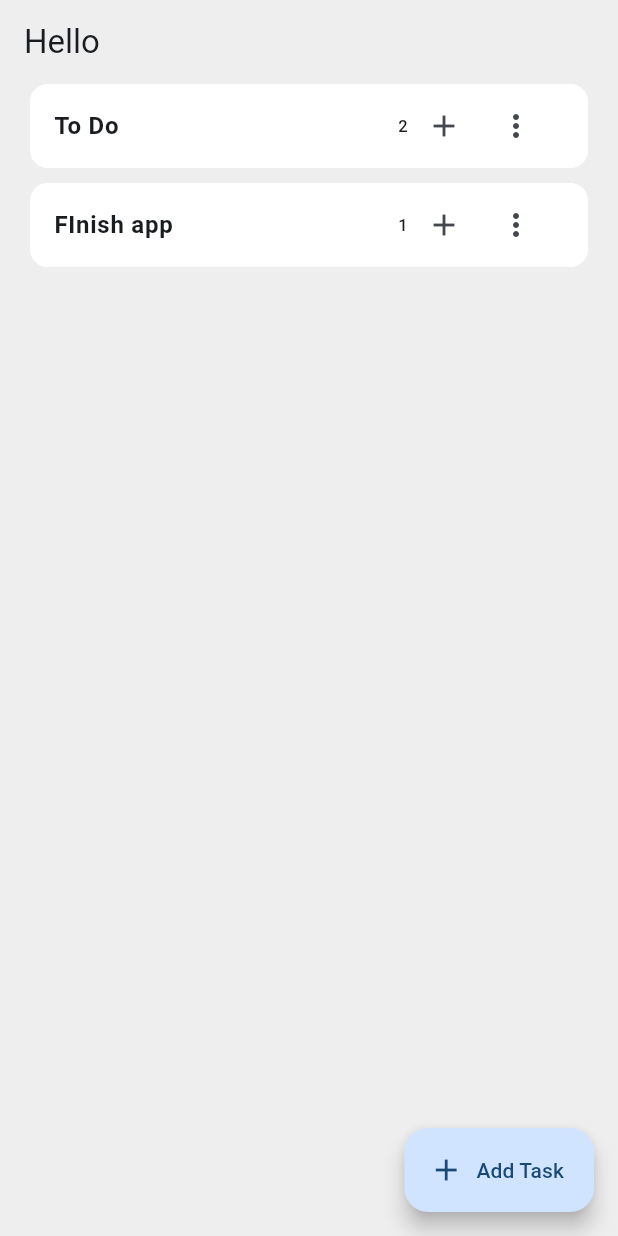
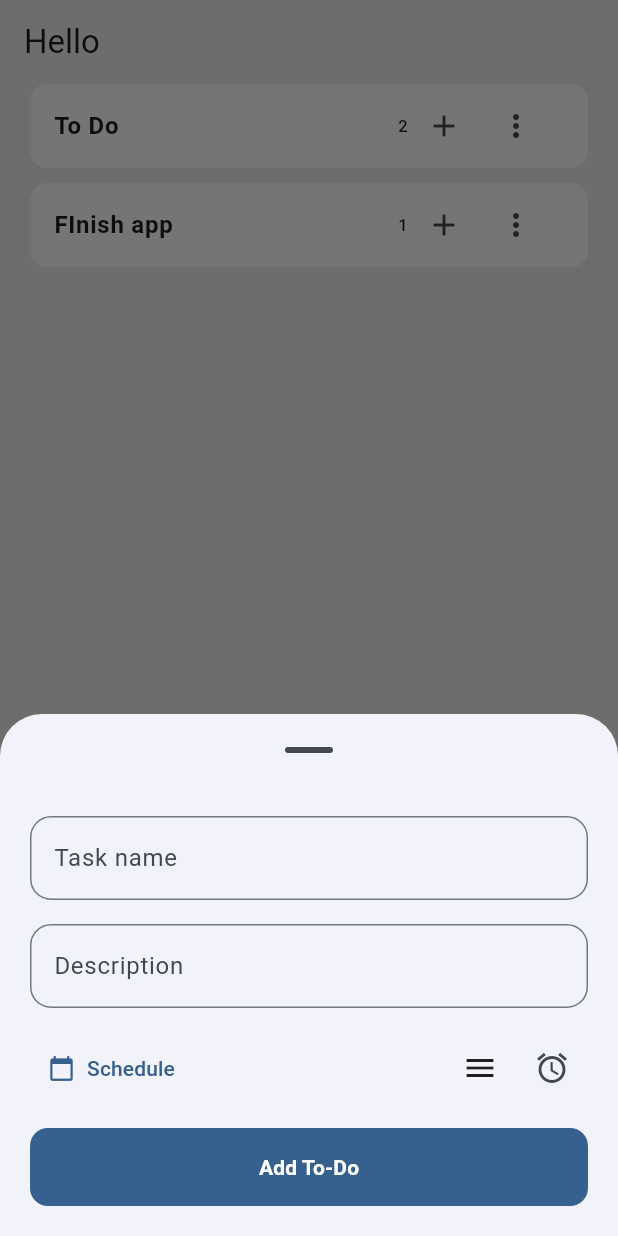
Before and after one commit to Tcriss/errands, a Flutter app: the screen it shows after launch, after a tap on "Add Task", on a phone screen of 412 x 824 dp. Run offline on Flutter 3.47's test engine with Material 3 defaults, Android fonts, the light colour scheme and no system bars; our stand-ins replace get_it, supabase_flutter; accounts and stored records are empty.

Commit message:
feat: add task modal

```diff
--- a/lib/core/app/theme.dart
+++ b/lib/core/app/theme.dart
@@ -10,5 +10,11 @@ final theme = ThemeData(
   buttonTheme: ButtonThemeData(
     colorScheme: ColorScheme.fromSeed(seedColor: Colors.blue),
     buttonColor: Colors.blue
+  ),
+  popupMenuTheme: PopupMenuThemeData(
+    color: Colors.grey.shade200,
+    shape: RoundedRectangleBorder(
+      borderRadius: BorderRadius.circular(12.0),
+    ),
   )
 );
--- a/lib/core/common/widgets/custom_input.dart
+++ b/lib/core/common/widgets/custom_input.dart
@@ -6,7 +6,7 @@ class CustomInput extends StatelessWidget {
   final Widget? _suffixIcon;
   final Widget? _preffixIcon;
   final Function(PointerDownEvent)? _onTapOutside;
-  final String _label;
+  final String? _label;
   final TextEditingController? _controller;
   final FocusNode? _focus;
   final FormFieldValidator<String>? validator;
@@ -17,7 +17,7 @@ class CustomInput extends StatelessWidget {
     String? placeHolder = 'Tap to write',
     Widget? suffixIcon,
     Widget? preffixIcon,
-    required String label,
+    String? label,
     Function(PointerDownEvent)? onTapOutside,
     FocusNode? focus,
     TextEditingController? controller,
@@ -35,12 +35,13 @@ class CustomInput extends StatelessWidget {
   @override
   Widget build(BuildContext context) {
     final InputDecoration inputDecoration = InputDecoration(
-      filled: true,
+      filled: false,
       hintText: _placeHolder,
       prefixIcon: _preffixIcon,
       suffixIcon: _suffixIcon,
-      border: const OutlineInputBorder(
-        borderRadius: BorderRadius.all(Radius.circular(14.0)),
+      border: OutlineInputBorder(
+        borderSide: BorderSide(color: Colors.blue.shade200, width: 2.0),
+        borderRadius: const BorderRadius.all(Radius.circular(14.0)),
       ),
       alignLabelWithHint: true,
       labelText: _label,
--- a/lib/main.dart
+++ b/lib/main.dart
@@ -39,7 +39,7 @@ class MainApp extends StatelessWidget {
       title: 'Errands',
       debugShowCheckedModeBanner: false,
       routes: {
-        '/': (context) => const TaskListView(),
+        '/': (context) => TaskListView(),
         '/login': (context) => const LoginView(),
         '/sing-up': (context) => const SingupView(),
       },
--- a/lib/tasks/presentation/views/task-list-view.dart
+++ b/lib/tasks/presentation/views/task-list-view.dart
@@ -1,14 +1,18 @@
+import 'dart:math';
+
+import 'package:errands/core/common/widgets/custom_input.dart';
+import 'package:errands/tasks/domain/entities/task.dart';
 import 'package:errands/tasks/presentation/providers/task-provider.dart';
 import 'package:errands/tasks/presentation/widgets/task-list-tile.dart';
 import 'package:flutter/material.dart';
 
 class TaskListView extends StatelessWidget {
-  const TaskListView({super.key});
+  final _taskProvider = TaskProvider();
+
+  TaskListView({super.key});
 
   @override
   Widget build(BuildContext context) {
-    final taskProvider = TaskProvider();
-
     return Scaffold(
       appBar: AppBar(
         title: const Text('Hello'),
@@ -16,19 +20,119 @@ class TaskListView extends StatelessWidget {
       ),
       body: ListView.builder(
           padding: const EdgeInsets.symmetric(horizontal: 20.0, vertical: 0),
-            itemCount: taskProvider.lists.length,
-            itemBuilder: (_, index) => Column(
-              children: [
-                TaksListTile(list: taskProvider.lists[index]),
-                SizedBox(height: 10.0),
-              ],
-            )
-      ),
+          itemCount: _taskProvider.lists.length,
+          itemBuilder: (_, index) => Column(
+                children: [
+                  TaksListTile(list: _taskProvider.lists[index]),
+                  SizedBox(height: 10.0),
+                ],
+              )),
       floatingActionButton: FloatingActionButton.extended(
-        onPressed: () {},
+        onPressed: () => _addTask(context),
         label: const Text('Add Task'),
         icon: const Icon(Icons.add),
       ),
     );
   }
+
+  void _addTask(BuildContext context) {
+    final titleController = TextEditingController();
+    final descController = TextEditingController();
+    String listId = '';
+
+    showModalBottomSheet(
+      showDragHandle: true,
+      context: context,
+      builder: (BuildContext context) {
+        return Container(
+          padding: const EdgeInsets.all(20.0),
+          decoration: const BoxDecoration(
+            borderRadius: BorderRadius.vertical(top: Radius.circular(12)),
+          ),
+          child: Column(
+            mainAxisSize: MainAxisSize.min,
+            crossAxisAlignment: CrossAxisAlignment.stretch,
+            spacing: 16.0,
+            children: [
+              CustomInput(
+                placeHolder: 'Task name',
+                controller: titleController,
+              ),
+              CustomInput(
+                placeHolder: 'Description',
+                controller: descController,
+              ),
+              Row(
+                children: [
+                  TextButton.icon(
+                    icon: const Icon(Icons.calendar_today),
+                    label: const Text('Schedule'),
+                    onPressed: () {
+                      //TODO: implement scehdule method
+                    },
+                  ),
+                  const Spacer(),
+                  PopupMenuButton(
+                    onSelected: (value) => listId = value,
+                    borderRadius: BorderRadius.circular(12.0),
+                    position: PopupMenuPosition.over,
+                    icon: const Icon(Icons.menu),
+                    // child: Row(
+                    //   spacing: 10.0,
+                    //   children: [
+                    //     Icon(Icons.list, color: Colors.blue.shade800),
+                    //     Text('Select list', style: TextStyle(color: Colors.blue.shade800),),
+                    //   ],
+                    // ),
+                    itemBuilder: (_) => _taskProvider.lists.map((list) =>
+                      PopupMenuItem(
+                        value: list.id,
+                        child: Text(list.name),
+                      )).toList()
+                  ),
+                  IconButton(
+                    icon: const Icon(Icons.alarm),
+                    onPressed: () {
+                      //TODO: implement reminders methods
+                    },
+                  ),
+                ],
+              ),
+              FilledButton(
+                style: FilledButton.styleFrom(
+                  padding:
+                      const EdgeInsets.symmetric(horizontal: 0, vertical: 16.0),
+                  shape: RoundedRectangleBorder(
+                    borderRadius: BorderRadius.circular(12.0),
+                  ),
+                ),
+                child: const Text(
+                  'Add To-Do',
+                  style: TextStyle(fontWeight: FontWeight.bold, fontSize: 14.0),
+                ),
+                onPressed: () {
+                  _taskProvider.addTask(TaskEntity(
+                    id: _generateUniqueId(),
+                    title: titleController.text,
+                    description: descController.text,
+                    date: DateTime.now(),
+                    listId: '',
+                  ));
+                  Navigator.pop(context);
+                },
+              )
+            ],
+          ),
+        );
+      },
+    );
+  }
+
+  //TODO: remove this method
+  String _generateUniqueId() {
+    final random = Random();
+    final timestamp = DateTime.now().millisecondsSinceEpoch; // Current timestamp
+    final randomPart = random.nextInt(1000000); // Random number up to 999,999
+    return '$timestamp$randomPart';
+  }
 }
```
Also changed, not shown: lib/tasks/presentation/providers/task-provider.dart (+17 -12 lines).
